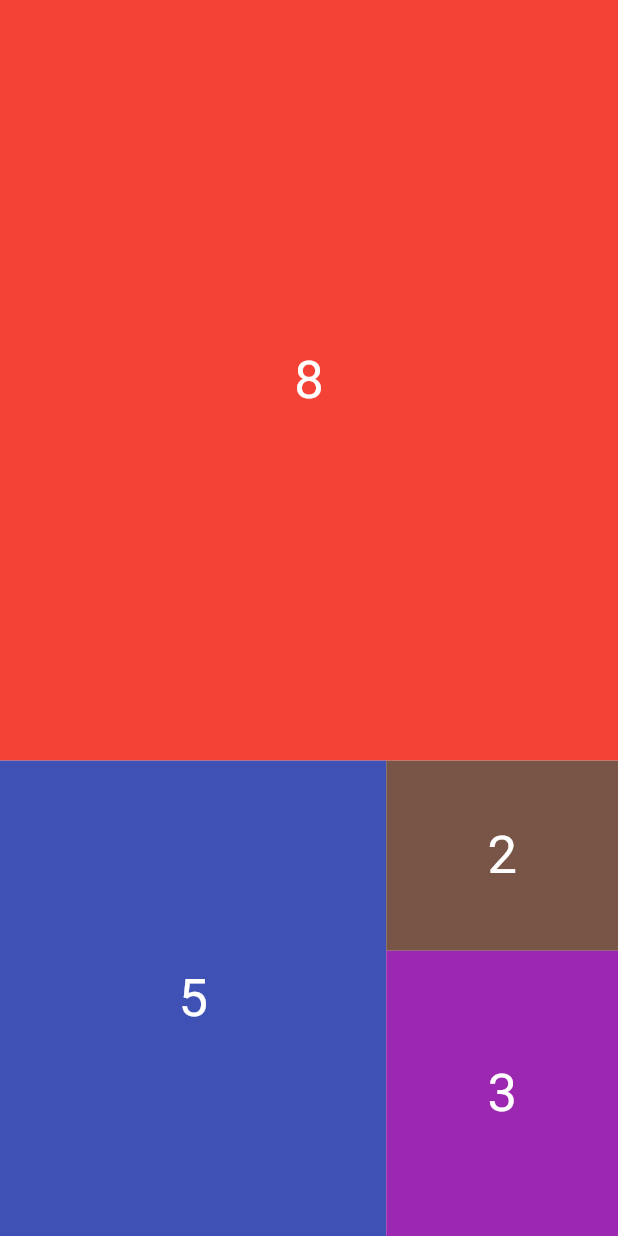
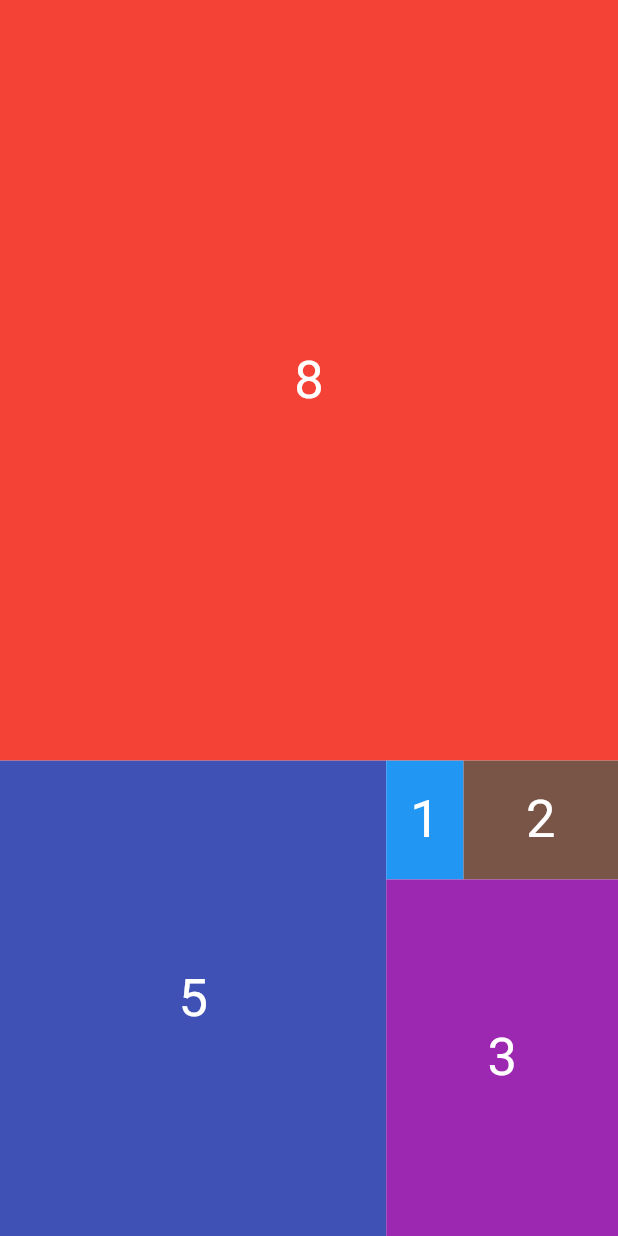
Before and after one commit to Taste-the-Thunder/flutter-expanded-custom-widget, a Flutter app: the screen it shows after launch, on a phone screen of 412 x 824 dp. Run offline on Flutter 3.47's test engine with Material 2 defaults, Android fonts, the phone set to English and light mode, and no system bars.

Commit message:
expanded 2,1

```diff
--- a/lib/main.dart
+++ b/lib/main.dart
@@ -27,10 +27,16 @@ class MyApp extends StatelessWidget {
                     flex: 3,
                     child: Column(
                       children: [
-                        _customContainer(
-                            color: Colors.brown,
-                            num: 2
-                        ),
+                        Expanded(child: Row(children: [
+                          _customContainer(
+                              color: Colors.blue,
+                              num: 1
+                          ),
+                          _customContainer(
+                              color: Colors.brown,
+                              num: 2
+                          ),
+                        ],)),
                         _customContainer(
                             color: Colors.purple,
                             num: 3
```
